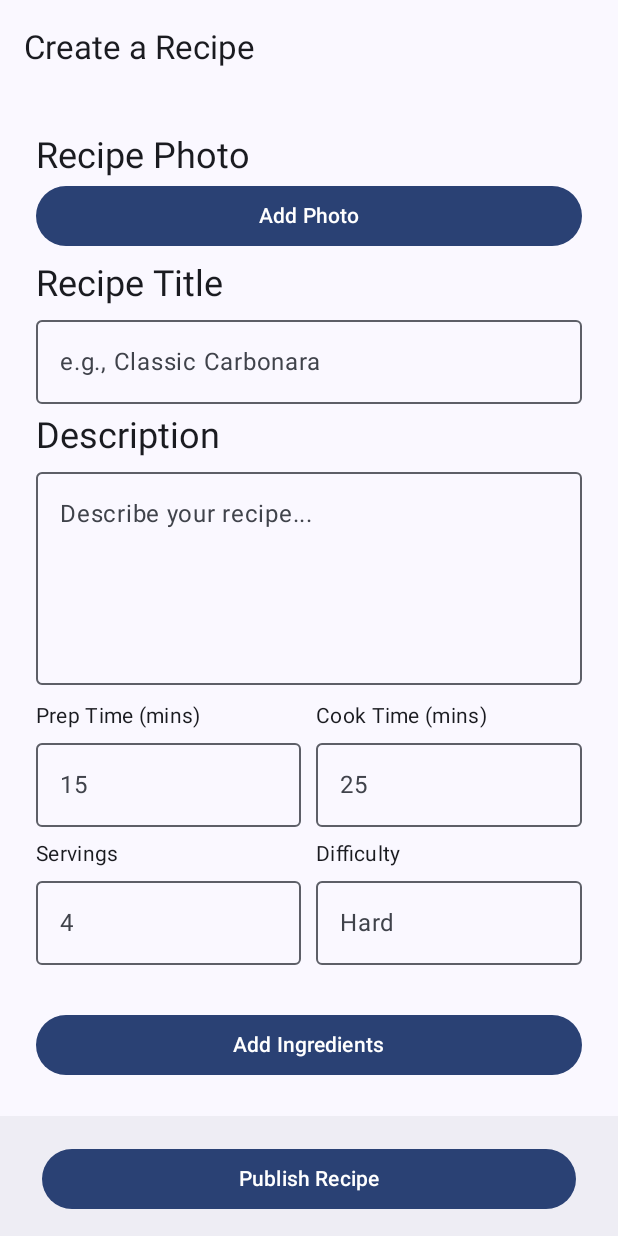
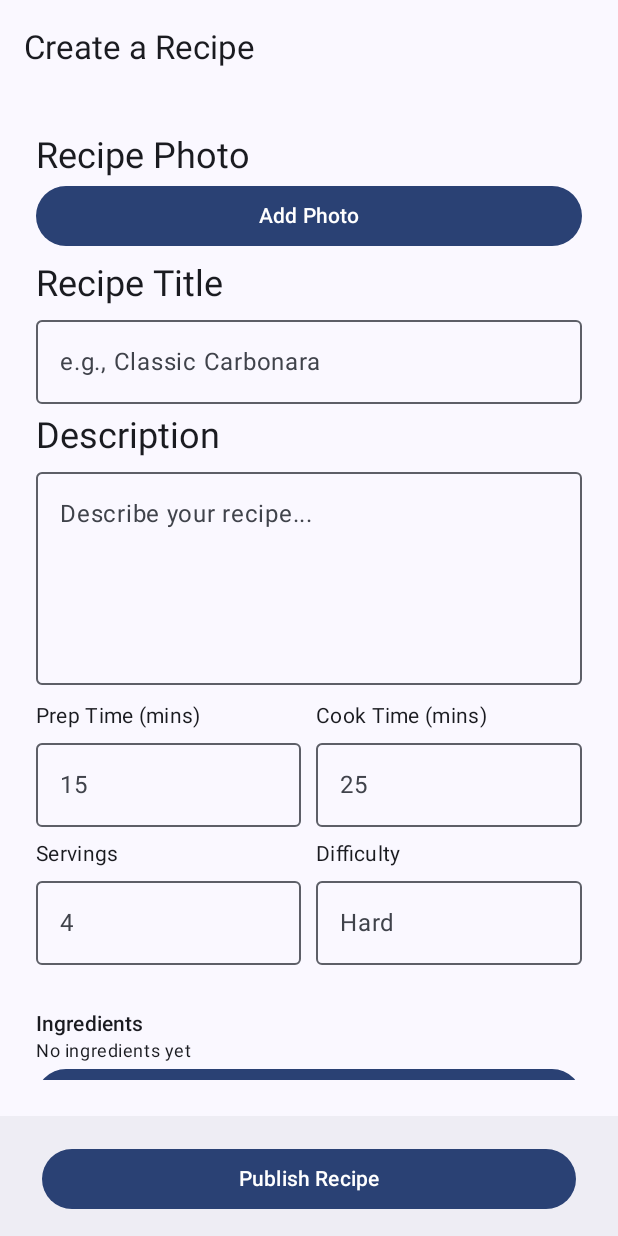
Before and after one commit to Jnwab/The-Cookout, an Android app built with Jetpack Compose: the RecipeCreationMainScreen screen opened through its navigation route, on a phone screen of 412 x 824 dp. Run offline under Robolectric (Android 15) with nearby library versions, the light colour scheme and no system bars.

Commit message:
added previews and photo upload (unable to test)

```diff
--- a/app/build.gradle.kts
+++ b/app/build.gradle.kts
@@ -74,6 +74,7 @@ dependencies {
     implementation(libs.androidx.navigation.fragment.ktx)
     implementation(libs.androidx.navigation.ui.ktx)
     implementation(libs.androidx.navigation.compose)
+    implementation(libs.androidx.compose.foundation)
 //    implementation(libs.firebase.auth.ktx)
     testImplementation(libs.junit)
     androidTestImplementation(libs.androidx.junit)
@@ -82,4 +83,7 @@ dependencies {
     androidTestImplementation(libs.androidx.compose.ui.test.junit4)
     debugImplementation(libs.androidx.compose.ui.tooling)
     debugImplementation(libs.androidx.compose.ui.test.manifest)
+    // image shtuff
+    implementation("io.coil-kt:coil-compose:2.7.0")
+
 }
--- a/app/src/main/java/com/cecs491b/thecookout/uiScreens/RecipeCreationScreen.kt
+++ b/app/src/main/java/com/cecs491b/thecookout/uiScreens/RecipeCreationScreen.kt
@@ -21,6 +21,12 @@ import androidx.lifecycle.viewmodel.compose.viewModel
 import androidx.navigation.compose.*
 import com.cecs491b.thecookout.ui.theme.TheCookoutTheme
 import androidx.compose.ui.tooling.preview.Preview
+
+import android.net.Uri
+import androidx.activity.compose.rememberLauncherForActivityResult
+import androidx.activity.result.PickVisualMediaRequest
+import androidx.activity.result.contract.ActivityResultContracts
+import coil.compose.AsyncImage
 
 
 @Composable
@@ -46,7 +52,9 @@ fun RecipeCreationScreen() {
             BottomAppBar(
                 {
                     Button(
-                        onClick = { },
+                        onClick = {
+                            // TODO: send payload of data here into database (can make a function in viewmodel)
+                        },
                         modifier = Modifier.fillMaxWidth().padding(horizontal = 24.dp)
                     ) {
                         Text("Publish Recipe")
@@ -62,7 +70,7 @@ fun RecipeCreationScreen() {
                 .fillMaxSize()
                 .padding(padding)
         ) {
-            composable("main") { RecipeCreationMainScreen(navController) }
+            composable("main") { RecipeCreationMainScreen(navController, viewModel) }
             composable("ingredients") { AddIngredientsScreen(navController, viewModel) }
             composable("steps") { AddStepsScreen(navController, viewModel) }
         }
@@ -80,15 +88,15 @@ private fun getTitleForRoute(route: String?): String {
 
 
 @Composable
-fun RecipeCreationMainScreen(navController: NavHostController) {
-    var title by rememberSaveable { mutableStateOf("") }
-    var description by rememberSaveable { mutableStateOf("") }
-    var preptime by rememberSaveable { mutableStateOf("") }
-    var cooktime by rememberSaveable { mutableStateOf("") }
-    var servings by rememberSaveable { mutableStateOf("") }
-    // make these two enumerable
-    var difficulty by rememberSaveable { mutableStateOf("") }
-    var category by rememberSaveable { mutableStateOf("") }
+fun RecipeCreationMainScreen(navController: NavHostController, viewModel: RecipeCreationViewModel ) {
+
+    val photoPickerLauncher = rememberLauncherForActivityResult(
+        contract = ActivityResultContracts.PickVisualMedia()
+    ) { uri: Uri? ->
+        viewModel.photoUri = uri
+    }
+
+
     val scrollState = rememberScrollState()
     Column(
         modifier = Modifier
@@ -100,12 +108,30 @@ fun RecipeCreationMainScreen(navController: NavHostController) {
             text = "Recipe Photo",
             style = MaterialTheme.typography.headlineSmall
         )
-        Button(
-            onClick = { // photo picker window
-            },
-            modifier = Modifier.fillMaxWidth()
-        ) {
-            Text("Add Photo")
+        if (viewModel.photoUri != null) {
+            AsyncImage(
+                model = viewModel.photoUri,
+                contentDescription = "Selected recipe image",
+                modifier = Modifier
+                    .fillMaxWidth()
+                    .height(200.dp)
+            )
+            Spacer(Modifier.height(8.dp))
+            OutlinedButton(
+                onClick = { viewModel.photoUri = null },
+                modifier = Modifier.fillMaxWidth()
+            ) { Text("Remove Photo") }
+        } else {
+            Button(
+                onClick = {
+                    photoPickerLauncher.launch(
+                        PickVisualMediaRequest(ActivityResultContracts.PickVisualMedia.ImageOnly)
+                    )
+                },
+                modifier = Modifier.fillMaxWidth()
+            ) {
+                Text("Add Photo")
+            }
         }
         Spacer(Modifier.height(5.dp))
         Text(
@@ -113,8 +139,8 @@ fun RecipeCreationMainScreen(navController: NavHostController) {
             style = MaterialTheme.typography.headlineSmall
         )
         OutlinedTextField(
-            value = title,
-            onValueChange = { title = it },
+            value = viewModel.title,
+            onValueChange = { viewModel.title = it },
             label = { Text("e.g., Classic Carbonara") },
             singleLine = true,
             modifier = Modifier.fillMaxWidth()
@@ -126,8 +152,8 @@ fun RecipeCreationMainScreen(navController: NavHostController) {
             style = MaterialTheme.typography.headlineSmall
         )
         OutlinedTextField(
-            value = description,
-            onValueChange = { description = it },
+            value = viewModel.description,
+            onValueChange = { viewModel.description = it },
             label = { Text("Describe your recipe...") },
             modifier = Modifier.fillMaxWidth().height(150.dp)
         )
@@ -144,8 +170,8 @@ fun RecipeCreationMainScreen(navController: NavHostController) {
                     style = MaterialTheme.typography.bodyMedium
                 )
                 OutlinedTextField(
-                    value = preptime,
-                    onValueChange = { preptime = it },
+                    value = viewModel.preptime,
+                    onValueChange = { viewModel.preptime = it },
                     label = { Text("15") },
                     singleLine = true,
                 )
@@ -155,8 +181,8 @@ fun RecipeCreationMainScreen(navController: NavHostController) {
                     style = MaterialTheme.typography.bodyMedium
                 )
                 OutlinedTextField(
-                    value = servings,
-                    onValueChange = { servings = it },
+                    value = viewModel.servings,
+                    onValueChange = { viewModel.servings = it },
                     label = { Text("4") },
                     singleLine = true,
                 )
@@ -172,8 +198,8 @@ fun RecipeCreationMainScreen(navController: NavHostController) {
                     style = MaterialTheme.typography.bodyMedium
                 )
                 OutlinedTextField(
-                    value = cooktime,
-                    onValueChange = { cooktime = it },
+                    value = viewModel.cooktime,
+                    onValueChange = { viewModel.cooktime = it },
                     label = { Text("25") },
                     singleLine = true,
                 )
@@ -183,8 +209,8 @@ fun RecipeCreationMainScreen(navController: NavHostController) {
                     style = MaterialTheme.typography.bodyMedium
                 )
                 OutlinedTextField(
-                    value = difficulty,
-                    onValueChange = { difficulty = it },
+                    value = viewModel.difficulty,
+                    onValueChange = { viewModel.difficulty = it },
                     label = { Text("Hard") },
                     singleLine = true,
                 )
@@ -194,13 +220,42 @@ fun RecipeCreationMainScreen(navController: NavHostController) {
 
 
         Spacer(Modifier.height(24.dp))
+
+        Text(text = "Ingredients", style = MaterialTheme.typography.titleSmall)
+        if (viewModel.ingredients.isEmpty()) {
+            Text("No ingredients yet", style = MaterialTheme.typography.bodySmall)
+        } else {
+            Column(verticalArrangement = Arrangement.spacedBy(4.dp)) {
+                viewModel.ingredients.take(3).forEachIndexed { i, ing ->
+                    Text("${i + 1}. $ing", style = MaterialTheme.typography.bodySmall)
+                }
+                if (viewModel.ingredients.size > 3) {
+                    Text("…${viewModel.ingredients.size - 3} more", style = MaterialTheme.typography.bodySmall)
+                }
+            }
+        }
         Button(
             onClick = { navController.navigate("ingredients") },
             modifier = Modifier.fillMaxWidth()
         ) {
             Text("Add Ingredients")
         }
+
         Spacer(Modifier.height(16.dp))
+
+        Text(text = "Steps", style = MaterialTheme.typography.titleSmall)
+        if (viewModel.steps.isEmpty()) {
+            Text("No steps yet", style = MaterialTheme.typography.bodySmall)
+        } else {
+            Column(verticalArrangement = Arrangement.spacedBy(4.dp)) {
+                viewModel.steps.take(3).forEachIndexed { i, ing ->
+                    Text("${i + 1}. $ing", style = MaterialTheme.typography.bodySmall)
+                }
+                if (viewModel.steps.size > 3) {
+                    Text("…${viewModel.steps.size - 3} more", style = MaterialTheme.typography.bodySmall)
+                }
+            }
+        }
         Button(
             onClick = { navController.navigate("steps") },
             modifier = Modifier.fillMaxWidth()
--- a/app/src/main/java/com/cecs491b/thecookout/uiScreens/RecipeCreationViewModel.kt
+++ b/app/src/main/java/com/cecs491b/thecookout/uiScreens/RecipeCreationViewModel.kt
@@ -1,13 +1,31 @@
 package com.cecs491b.thecookout.uiScreens
 
+import androidx.compose.runtime.getValue
 import androidx.compose.runtime.mutableStateListOf
+import androidx.compose.runtime.mutableStateOf
+import androidx.compose.runtime.saveable.rememberSaveable
+import androidx.compose.runtime.setValue
 import androidx.compose.runtime.snapshots.SnapshotStateList
 import androidx.compose.ui.text.input.TextFieldValue
 import androidx.lifecycle.ViewModel
 
+import android.net.Uri
+
 class RecipeCreationViewModel : ViewModel() {
     val ingredients: SnapshotStateList<String> = mutableStateListOf()
     val steps: SnapshotStateList<String> = mutableStateListOf()
+
+    var title by mutableStateOf("")
+    var description by mutableStateOf("")
+    var preptime by mutableStateOf("")
+    var cooktime by mutableStateOf("")
+    var servings by mutableStateOf("")
+    // TODO: make these two enumerable
+    var difficulty by mutableStateOf("")
+    var category by mutableStateOf("")
+
+    var photoUri by mutableStateOf<Uri?>(null)
+
 
     fun addIngredient(item: String) {
         if (item.isNotBlank()) ingredients.add(item)
```
